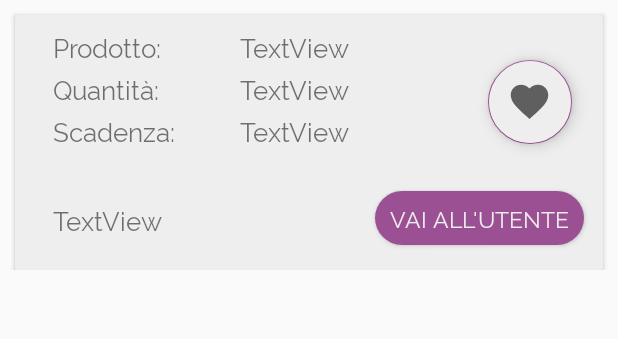
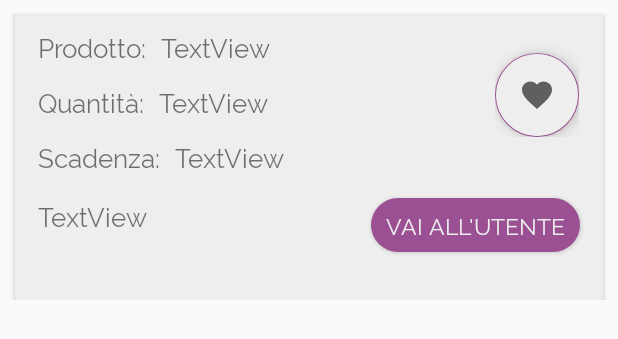
Before and after one commit to Turrett/Progetto_OOP, an Android app: the layout home_card.xml on its own in the app's theme, with its tools: preview values and no code run, on a phone screen of 412 x 824 dp. Shown: the top 339 px of the screen. Run offline under Robolectric (Android 15) with nearby library versions, the phone set to English and light mode, and no system bars.

Commit message:
card home + card prod

```diff
--- a/Android_OOP/app/src/main/AndroidManifest.xml
+++ b/Android_OOP/app/src/main/AndroidManifest.xml
@@ -35,6 +35,7 @@
                 <category android:name="android.intent.category.LAUNCHER" />
             </intent-filter>
         </activity>
+
     </application>
 
 </manifest>
--- a/Android_OOP/app/src/main/res/layout/home_card.xml
+++ b/Android_OOP/app/src/main/res/layout/home_card.xml
@@ -8,7 +8,7 @@
 
     <androidx.cardview.widget.CardView
         android:layout_width="match_parent"
-        android:layout_height="170dp"
+        android:layout_height="190dp"
         android:layout_gravity="center_horizontal"
         android:layout_marginTop="10dp"
         android:layout_marginStart="10dp"
@@ -18,97 +18,149 @@
         app:layout_constraintTop_toTopOf="parent">
 
 
-        <RelativeLayout
+        <LinearLayout
+            android:id="@+id/container"
             android:layout_width="match_parent"
-            android:layout_height="100dp">
+            android:layout_height="match_parent"
+            android:orientation="vertical">
+
+            <LinearLayout
+                android:layout_width="match_parent"
+                android:layout_height="wrap_content"
+                android:id="@+id/containerhorizontal"
+                android:orientation="horizontal">
+
+            <LinearLayout
+                android:id="@+id/prodotti"
+                android:layout_width="wrap_content"
+                android:layout_height="wrap_content"
+                android:orientation="vertical">
+
+                <LinearLayout
+                    android:layout_width="320dp"
+                    android:layout_height="wrap_content"
+                    android:orientation="horizontal">
 
                     <TextView
                         android:id="@+id/lblnomeprod"
                         android:layout_width="wrap_content"
                         android:layout_height="wrap_content"
-                android:layout_marginStart="25dp"
+                        android:layout_marginStart="15dp"
                         android:layout_marginTop="12dp"
                         android:text="Prodotto:" />
+
+                    <TextView
+                        android:id="@+id/productname"
+                        android:layout_width="wrap_content"
+                        android:layout_height="wrap_content"
+                        android:layout_marginStart="10dp"
+                        android:layout_marginTop="12dp"
+                        android:text="TextView" />
+
+                </LinearLayout>
+
+                <LinearLayout
+                    android:layout_width="320dp"
+                    android:layout_height="wrap_content">
 
                     <TextView
                         android:id="@+id/lblquantita"
                         android:layout_width="wrap_content"
                         android:layout_height="wrap_content"
-                android:layout_marginStart="25dp"
-                android:layout_marginTop="40dp"
+                        android:layout_marginStart="15dp"
+                        android:layout_marginTop="15dp"
                         android:text="Quantità:" />
+
+
+                    <TextView
+                        android:id="@+id/productquantity"
+                        android:layout_width="wrap_content"
+                        android:layout_height="wrap_content"
+                        android:layout_marginStart="10dp"
+                        android:layout_marginTop="15dp"
+                        android:text="TextView" />
+
+                </LinearLayout>
+
+                <LinearLayout
+                    android:layout_width="320dp"
+                    android:layout_height="wrap_content"
+                    android:orientation="horizontal">
 
                     <TextView
                         android:id="@+id/lblscadenza"
                         android:layout_width="wrap_content"
                         android:layout_height="wrap_content"
-                android:layout_marginStart="25dp"
-                android:layout_marginTop="68dp"
+                        android:layout_marginStart="15dp"
+                        android:layout_marginTop="15dp"
                         android:text="Scadenza:" />
-
-            <TextView
-                android:id="@+id/productname"
-                android:layout_width="wrap_content"
-                android:layout_height="wrap_content"
-                android:layout_marginStart="150dp"
-                android:layout_marginTop="12dp"
-                android:text="TextView" />
-
-            <TextView
-                android:id="@+id/productquantity"
-                android:layout_width="wrap_content"
-                android:layout_height="wrap_content"
-                android:layout_marginStart="150dp"
-                android:layout_marginTop="40dp"
-                android:text="TextView" />
 
                     <TextView
                         android:id="@+id/productexpire"
                         android:layout_width="wrap_content"
                         android:layout_height="wrap_content"
-                android:layout_marginStart="150dp"
-                android:layout_marginTop="68dp"
+                        android:layout_marginStart="10dp"
+                        android:layout_marginTop="15dp"
                         android:text="TextView" />
+
+                </LinearLayout>
+            </LinearLayout>
+
+            <RelativeLayout
+                android:layout_width="wrap_content"
+                android:layout_height="wrap_content">
 
                 <com.google.android.material.floatingactionbutton.FloatingActionButton
                     android:id="@+id/add_to_fav_btn"
                     android:layout_width="wrap_content"
                     android:layout_height="wrap_content"
-                android:layout_marginStart="315dp"
-                android:layout_marginTop="30dp"
+                    android:layout_marginTop="25dp"
                     android:background="@color/color15"
                     android:backgroundTint="@color/color15"
                     android:clickable="true"
+                    android:focusable="true"
+                    android:paddingStart="2dp"
+                    android:paddingLeft="2dp"
+                    android:paddingRight="2dp"
+                    android:paddingBottom="2dp"
                     app:srcCompat="@drawable/ic_baseline_favorite_15" />
-
 
             </RelativeLayout>
 
-        <RelativeLayout
+            </LinearLayout>
+
+
+            <LinearLayout
+                android:id="@+id/user"
                 android:layout_width="match_parent"
-            android:layout_height="70dp"
-            android:layout_marginTop="100dp">
+                android:layout_height="wrap_content"
+                android:orientation="horizontal">
 
                 <TextView
                     android:id="@+id/productauthor"
-                android:layout_width="wrap_content"
-                android:layout_height="wrap_content"
-                android:layout_marginStart="25dp"
-                android:layout_marginTop="27dp"
+                    android:layout_width="200dp"
+                    android:layout_height="50dp"
+                    android:layout_marginStart="15dp"
+                    android:layout_marginTop="10dp"
                     android:text="TextView" />
 
                 <Button
                     android:id="@+id/btngotouser"
                     android:layout_width="wrap_content"
                     android:layout_height="36dp"
-                android:layout_marginStart="240dp"
-                android:layout_marginTop="17dp"
+                    android:layout_marginStart="22dp"
+                    android:layout_marginTop="15dp"
                     android:background="@drawable/buttons"
                     android:text="Vai all'utente"
                     android:textColor="@color/color15"
                     android:textSize="15sp" />
+            </LinearLayout>
+
+        </LinearLayout>
 
 
-        </RelativeLayout>
+
+
+
     </androidx.cardview.widget.CardView>
 </androidx.constraintlayout.widget.ConstraintLayout>
--- a/Android_OOP/app/src/main/res/layout/product_card_dashboard.xml
+++ b/Android_OOP/app/src/main/res/layout/product_card_dashboard.xml
@@ -88,7 +88,7 @@
                 android:layout_width="wrap_content"
                 android:layout_height="wrap_content"
                 android:layout_marginEnd="25dp"
-                android:layout_marginBottom="25dp"
+                android:layout_marginBottom="15dp"
                 android:background="@drawable/buttons"
                 android:text="Elimina"
                 android:textColor="@color/color15"
--- a/Android_OOP/app/src/main/res/values/dimens.xml
+++ b/Android_OOP/app/src/main/res/values/dimens.xml
@@ -7,8 +7,6 @@
     <dimen name="appbar_padding">16dp</dimen>
     <dimen name="appbar_padding_top">8dp</dimen>
 
-    <dimen name="fab_margin">5dp</dimen>
-    <dimen name="design_fab_image_size"
-        tools:override="true">30dp</dimen>
+
 
 </resources>
```
Lines whose indentation alone changed are shown as unchanged.
